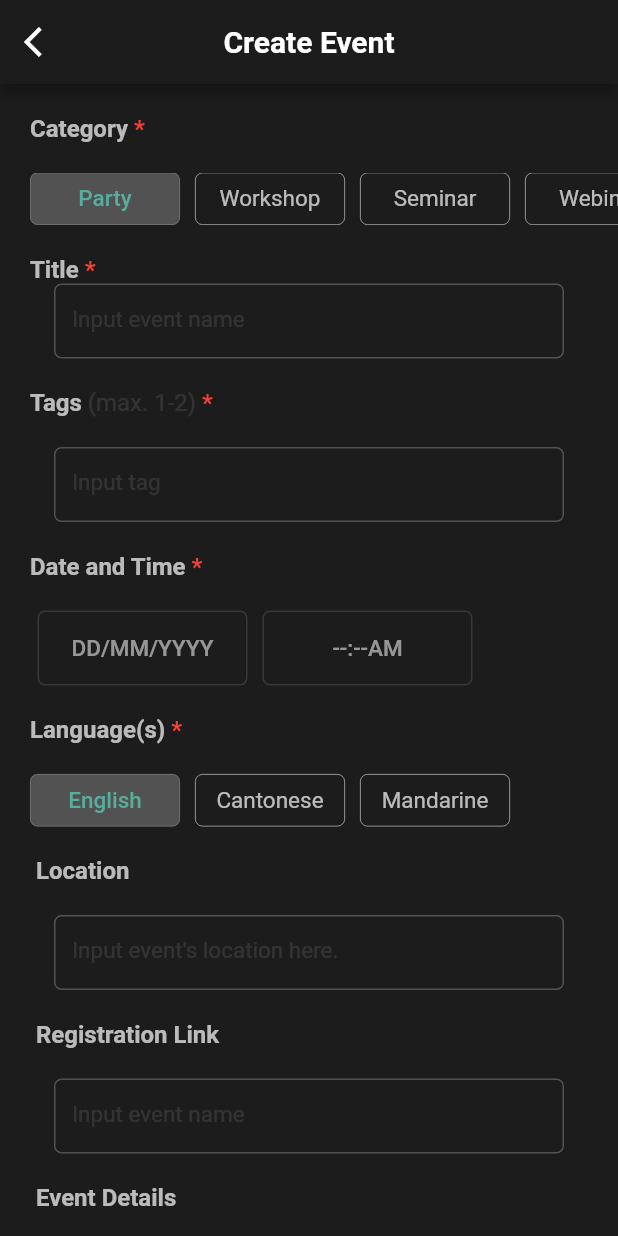
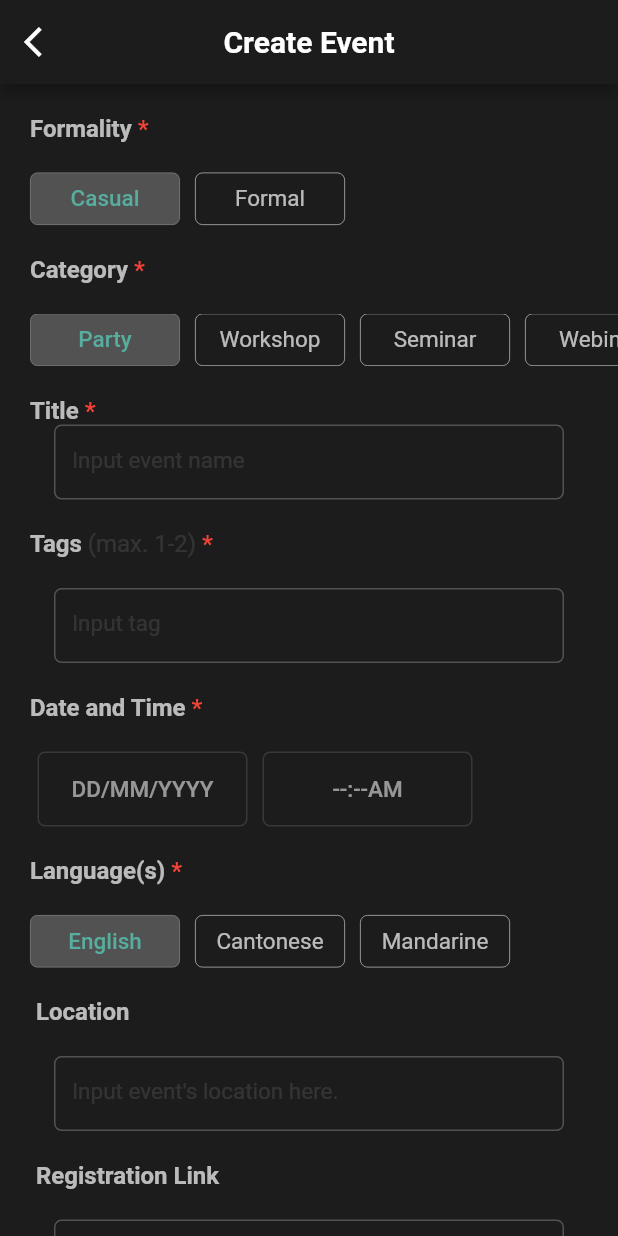
Before and after one commit to seoyoungk0909/INUS, a Flutter app: the EventWritePage screen opened by its route, on a phone screen of 412 x 824 dp. Run offline on Flutter 3.47's test engine with Material 2 defaults, Android fonts, the phone set to English and light mode, and no system bars; our stand-ins replace cloud_firestore, firebase_auth, firebase_core, flutter_keyboard_visibility, flutter_speed_dial, flutter_svg and 1 more; accounts and stored records are empty; project files that could hold a hidden picture were left out.

Commit message:
event model eventTime and formal

```diff
--- a/lib/models/event_model.dart
+++ b/lib/models/event_model.dart
@@ -39,7 +39,6 @@ class Event {
     DateTime? eventUploadTime,
     bool? eventFormality,
     String? eventRegisterLink,
-    // bool? savedEvent,
     DocumentReference<Map<String, dynamic>>? docRef,
   }) {
     writer = eventWriter ?? writer;
@@ -54,7 +53,6 @@ class Event {
     eventTime = eventHeldTime ?? DateTime.now();
     formal = eventFormality ?? formal;
     registerLink = eventRegisterLink ?? registerLink;
-    // save = savedEvent ?? save;
     firebaseDocRef = docRef;
   }
 
@@ -83,14 +81,13 @@ class Event {
         eventTitle: eventData.get('title'),
         eventCategory: eventData.get('category'),
         eventTag: eventData.get('tag'),
-        eventDescription: eventData.get('event detail'),
+        eventDescription: eventData.get('eventDetail'),
         eventLanguage: eventData.get('language'),
         eventLocation: eventData.get('location'),
         eventUploadTime: (eventData.get('uploadTime') as Timestamp).toDate(),
         eventHeldTime: (eventData.get('eventTime') as Timestamp).toDate(),
         eventFormality: (eventData.get('formal')),
-        eventRegisterLink: eventData.get('registration link'),
-        // savedEvent: (eventData.get('save')),
+        eventRegisterLink: eventData.get('registrationLink'),
         docRef: firebaseDoc);
   }
 
--- a/lib/views/event_write_page.dart
+++ b/lib/views/event_write_page.dart
@@ -21,23 +21,26 @@ class EventWritePage extends StatefulWidget {
 }
 
 class EventWritePageState extends State<EventWritePage> {
+  bool formal = false;
   Future<void> uploadEvent(String currentUserId) async {
     DocumentReference newEvent =
         await FirebaseFirestore.instance.collection("event").add({
       'title': eventTitle.text.trim(),
       'tag': tags.text.trim(),
-      'time': Timestamp.fromDate(
+      'eventTime': Timestamp.fromDate(
         DateTime(date.year, date.month, date.day, time.hour, time.minute),
       ),
       'language': trueLanguages,
       'category': trueCategories,
       'location': eventLocation.text.trim(),
-      'registration link': eventRegistrationLink.text.trim(),
-      'event detail': eventDetail.text.trim(),
+      'registrationLink': eventRegistrationLink.text.trim(),
+      'eventDetail': eventDetail.text.trim(),
       'viewCount': 0,
       'saveCount': 0,
-      'comments': [],
+      // 'comments': [],
       'user': FirebaseFirestore.instance.doc('user_info/$currentUserId'),
+      'uploadTime': Timestamp.now(),
+      'formal': formal,
     });
   }
 
@@ -96,6 +99,12 @@ class EventWritePageState extends State<EventWritePage> {
   final TextEditingController eventDetail = TextEditingController();
 
   final User currentUser = FirebaseAuth.instance.currentUser!;
+
+  Map<String, bool> formalities = {
+    'Casual': true,
+    'Formal': false,
+  };
+
   Map<String, bool> categories = {
     'Party': true,
     'Workshop': false,
@@ -110,6 +119,7 @@ class EventWritePageState extends State<EventWritePage> {
 
   String trueCategories = "";
   var trueLanguages = [];
+  bool trueFormalities = false;
   Map<String, bool> textChecker = {
     'Title': false,
     'Tags': false,
@@ -178,6 +188,90 @@ class EventWritePageState extends State<EventWritePage> {
           child: Column(
             crossAxisAlignment: CrossAxisAlignment.start,
             children: [
+              //formality?
+              Padding(
+                padding: const EdgeInsetsDirectional.fromSTEB(20, 20, 0, 0),
+                child: RichText(
+                  text: const TextSpan(
+                      text: "Formality",
+                      style: TextStyle(
+                          fontSize: 16,
+                          color: Colors.white70,
+                          fontWeight: FontWeight.bold),
+                      children: [
+                        TextSpan(
+                            text: ' *',
+                            style: TextStyle(
+                                color: Colors.red,
+                                fontWeight: FontWeight.bold,
+                                fontSize: 16))
+                      ]),
+                ),
+              ),
+              Container(
+                height: 55,
+                child: Padding(
+                  padding: const EdgeInsetsDirectional.fromSTEB(20, 20, 0, 0),
+                  child: ListView(
+                    shrinkWrap: false,
+                    scrollDirection: Axis.horizontal,
+                    children: <Widget>[
+                      for (var formality in formalities.keys)
+                        Row(children: <Widget>[
+                          Container(
+                            width: 100,
+                            height: 35,
+                            decoration: BoxDecoration(
+                                color: formalities[formality]!
+                                    ? Colors.white24
+                                    : Colors.transparent,
+                                border: Border.all(
+                                    width: 0.5,
+                                    color: formalities[formality]!
+                                        ? Colors.white24
+                                        : Colors.white70),
+                                borderRadius:
+                                    BorderRadius.all(Radius.circular(5))),
+                            child: TextButton(
+                              style: TextButton.styleFrom(
+                                textStyle: const TextStyle(
+                                    fontSize: 15, color: Colors.white),
+                              ),
+                              onPressed: () {
+                                for (var reset in formalities.keys) {
+                                  formalities[reset] = false;
+                                }
+                                setState(() {
+                                  formalities[formality] == true
+                                      ? formalities[formality] = false
+                                      : formalities[formality] = true;
+                                  formality == 'Formal'
+                                      ? formal = true
+                                      : formal = false;
+                                });
+                              },
+                              child: Text(
+                                formality,
+                                style: TextStyle(
+                                    fontSize: 15,
+                                    fontWeight: formalities[formality]!
+                                        ? FontWeight.w500
+                                        : FontWeight.normal,
+                                    color: formalities[formality]!
+                                        ? Color(0xff57AD9E)
+                                        : Colors.white70),
+                              ),
+                            ),
+                          ),
+                          SizedBox(
+                            width: 10,
+                          )
+                        ]),
+                    ],
+                  ),
+                ),
+              ),
+              //formality end
               Padding(
                 padding: const EdgeInsetsDirectional.fromSTEB(20, 20, 0, 0),
                 child: RichText(
```
